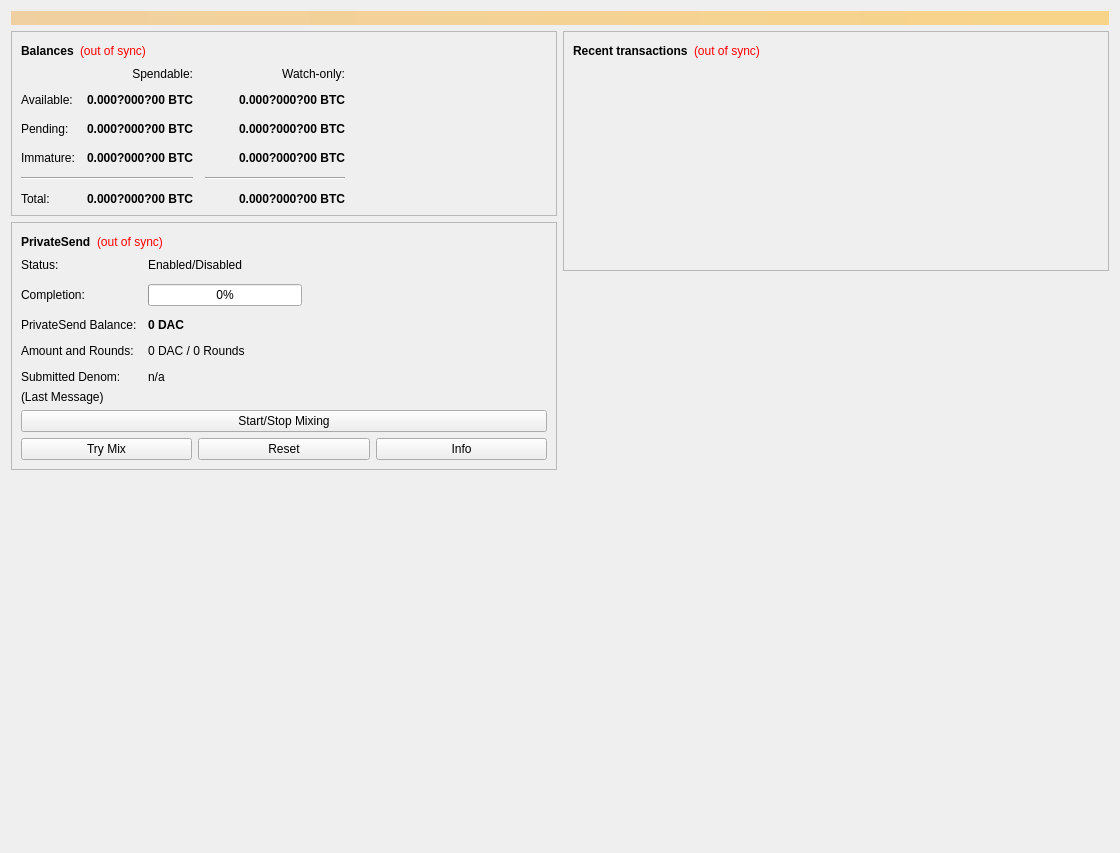
Qt form src/qt/forms/overviewpage.ui (biblepay/biblepay) before a commit.
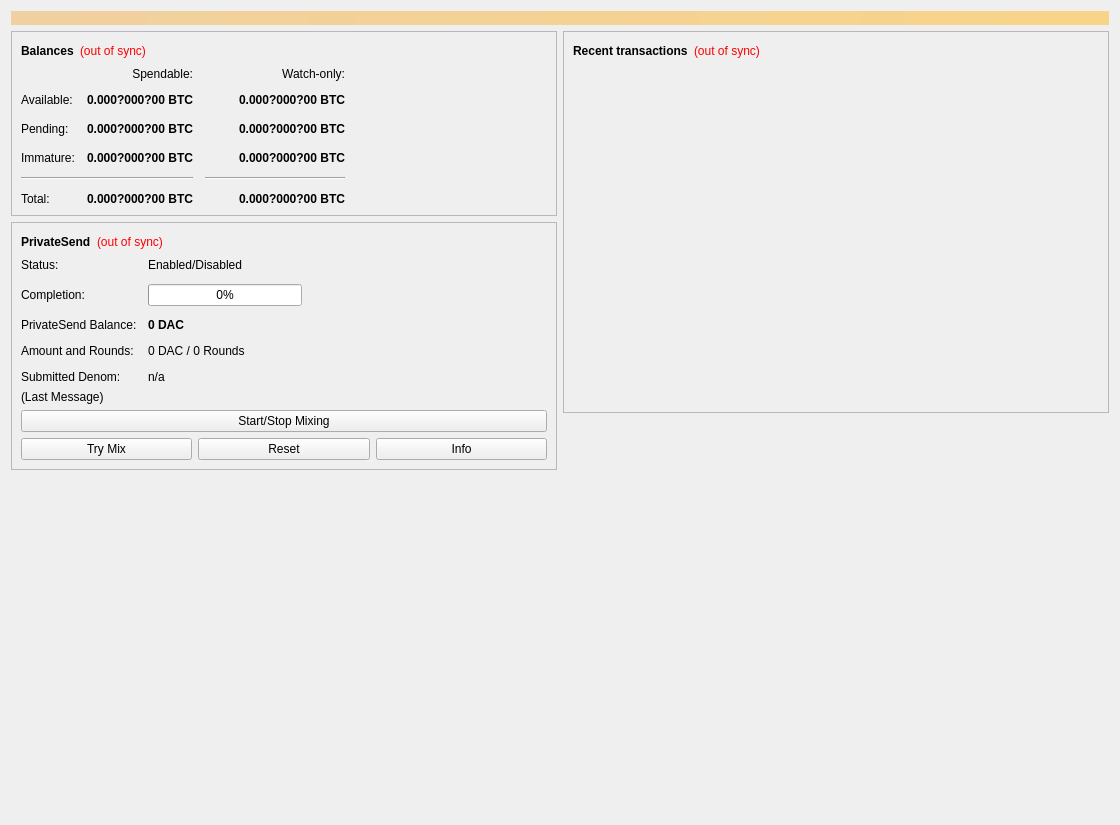
The same form after that commit.

Diff of the .ui file:
```diff
--- a/src/qt/forms/overviewpage.ui
+++ b/src/qt/forms/overviewpage.ui
@@ -7,7 +7,7 @@
     <x>0</x>
     <y>0</y>
     <width>1120</width>
-    <height>853</height>
+    <height>825</height>
    </rect>
   </property>
   <property name="minimumSize">
@@ -647,11 +647,24 @@
          <property name="sizeHint" stdset="0">
           <size>
            <width>20</width>
-           <height>40</height>
+           <height>25</height>
           </size>
          </property>
         </spacer>
        </item>
+       <item>
+        <widget class="QLabel" name="txtDisplay">
+         <property name="maximumSize">
+          <size>
+           <width>1000</width>
+           <height>400</height>
+          </size>
+         </property>
+         <property name="text">
+          <string> </string>
+         </property>
+        </widget>
+       </item>
       </layout>
      </item>
      <item>
@@ -741,143 +754,28 @@
          <property name="sizeHint" stdset="0">
           <size>
            <width>20</width>
-           <height>40</height>
+           <height>25</height>
           </size>
          </property>
         </spacer>
        </item>
+       <item>
+        <widget class="QLabel" name="txtDisplay2">
+         <property name="maximumSize">
+          <size>
+           <width>777</width>
+           <height>400</height>
+          </size>
+         </property>
+         <property name="text">
+          <string> </string>
+         </property>
+        </widget>
+       </item>
       </layout>
      </item>
     </layout>
    </item>
-   <item>
-    <layout class="QVBoxLayout" name="verticalLayout_5"/>
-   </item>
-   <item>
-    <widget class="QLabel" name="txtDisplay">
-     <property name="sizePolicy">
-      <sizepolicy hsizetype="Preferred" vsizetype="Preferred">
-       <horstretch>0</horstretch>
-       <verstretch>0</verstretch>
-      </sizepolicy>
-     </property>
-     <property name="minimumSize">
-      <size>
-       <width>977</width>
-       <height>70</height>
-      </size>
-     </property>
-     <property name="maximumSize">
-      <size>
-       <width>977</width>
-       <height>70</height>
-      </size>
-     </property>
-     <property name="text">
-      <string/>
-     </property>
-     <property name="wordWrap">
-      <bool>true</bool>
-     </property>
-     <property name="margin">
-      <number>10</number>
-     </property>
-    </widget>
-   </item>
-   <item>
-    <widget class="QLabel" name="txtDisplay2">
-     <property name="sizePolicy">
-      <sizepolicy hsizetype="Preferred" vsizetype="Expanding">
-       <horstretch>0</horstretch>
-       <verstretch>0</verstretch>
-      </sizepolicy>
-     </property>
-     <property name="minimumSize">
-      <size>
-       <width>977</width>
-       <height>145</height>
-      </size>
-     </property>
-     <property name="maximumSize">
-      <size>
-       <width>977</width>
-       <height>145</height>
-      </size>
-     </property>
-     <property name="font">
-      <font>
-       <pointsize>9</pointsize>
-       <weight>75</weight>
-       <italic>true</italic>
-       <bold>true</bold>
-      </font>
-     </property>
-     <property name="text">
-      <string/>
-     </property>
-     <property name="alignment">
-      <set>Qt::AlignLeading|Qt::AlignLeft|Qt::AlignTop</set>
-     </property>
-     <property name="wordWrap">
-      <bool>true</bool>
-     </property>
-     <property name="margin">
-      <number>10</number>
-     </property>
-    </widget>
-   </item>
-   <item>
-    <widget class="QLabel" name="txtDisplay3">
-     <property name="sizePolicy">
-      <sizepolicy hsizetype="Preferred" vsizetype="Preferred">
-       <horstretch>0</horstretch>
-       <verstretch>0</verstretch>
-      </sizepolicy>
-     </property>
-     <property name="minimumSize">
-      <size>
-       <width>977</width>
-       <height>11</height>
-      </size>
-     </property>
-     <property name="maximumSize">
-      <size>
-       <width>977</width>
-       <height>11</height>
-      </size>
-     </property>
-     <property name="font">
-      <font>
-       <pointsize>9</pointsize>
-       <weight>75</weight>
-       <italic>true</italic>
-       <bold>true</bold>
-      </font>
-     </property>
-     <property name="text">
-      <string/>
-     </property>
-     <property name="margin">
-      <number>10</number>
-     </property>
-    </widget>
-   </item>
-   <item>
-    <spacer name="verticalSpacer_3">
-     <property name="orientation">
-      <enum>Qt::Vertical</enum>
-     </property>
-     <property name="sizeHint" stdset="0">
-      <size>
-       <width>20</width>
-       <height>5</height>
-      </size>
-     </property>
-    </spacer>
-   </item>
-   <item>
-    <layout class="QHBoxLayout" name="horizontalLayout_3"/>
-   </item>
   </layout>
  </widget>
  <resources/>
```
